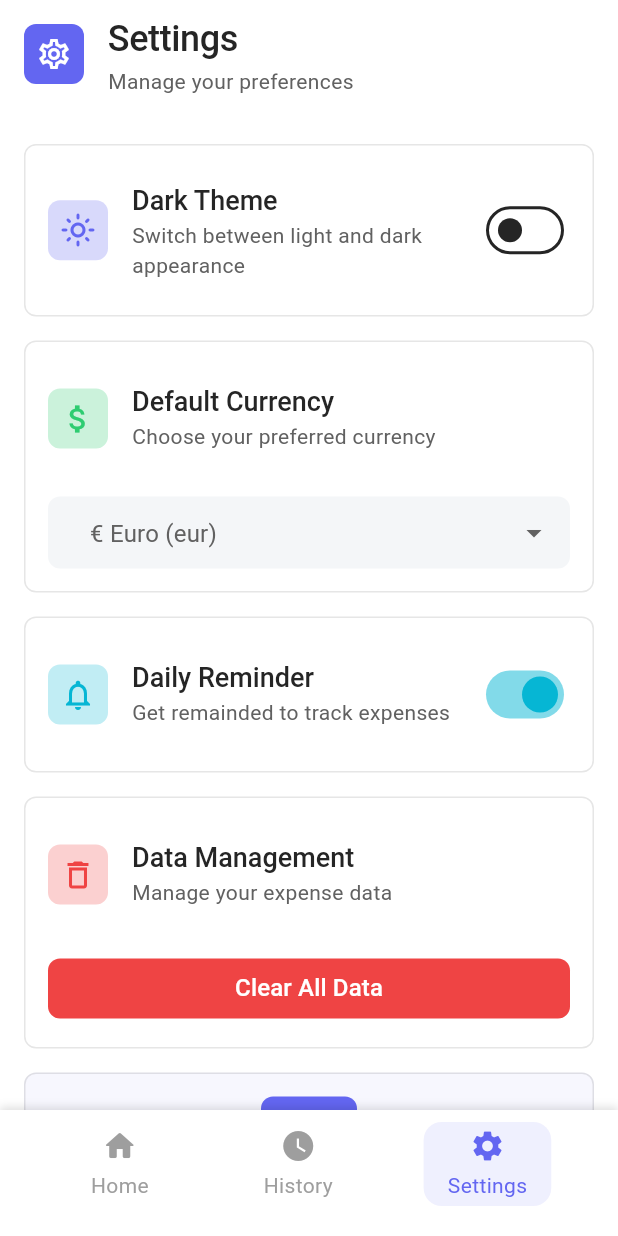
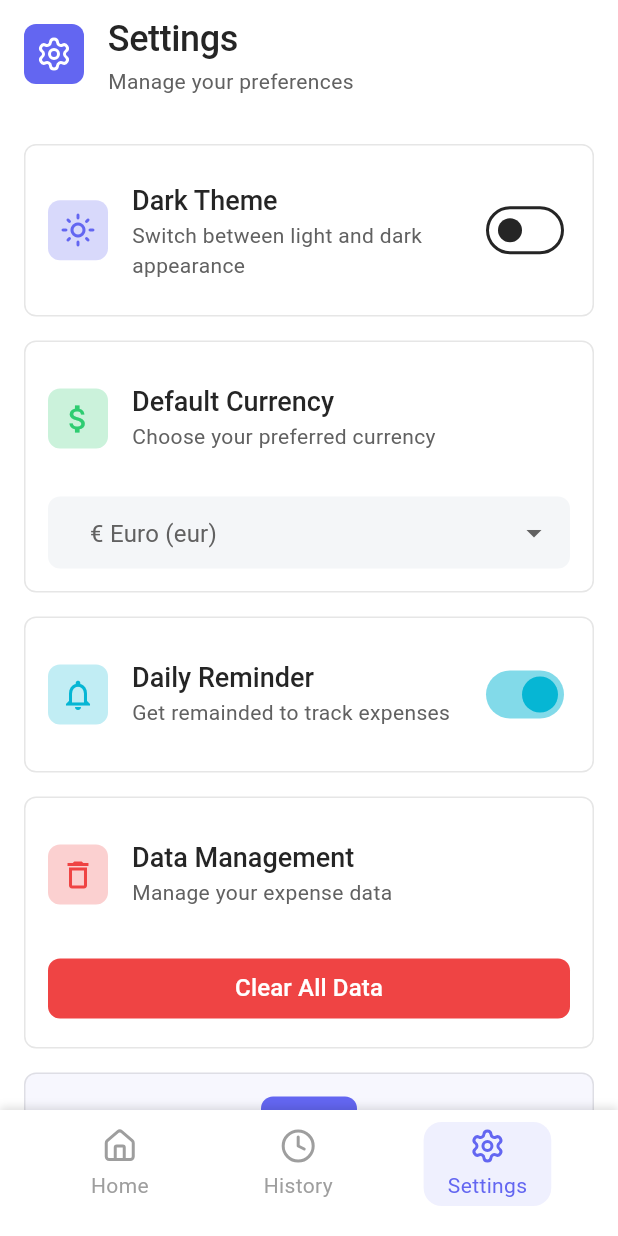
Before and after one commit to dbenitez-bcn/dukoin, a Flutter app: the screen it shows after launch, item 3 of the bottom bar chosen, on a phone screen of 412 x 824 dp. Run offline on Flutter 3.47's test engine with Material 3 defaults, Android fonts, the phone set to English and light mode, and no system bars; our stand-ins replace flutter_sticky_header, lucide_icons_flutter, package_info_plus, shared_preferences, sqflite; accounts and stored records are empty.

Commit message:
updates app icons

```diff
--- a/lib/presentation/widgets/app_info_card.dart
+++ b/lib/presentation/widgets/app_info_card.dart
@@ -1,6 +1,7 @@
 import 'package:dukoin/extensions/string_extension.dart';
 import 'package:dukoin/l10n/app_localizations.dart';
 import 'package:dukoin/presentation/widgets/dukoin_icon.dart';
+import 'package:dukoin/styles/dukoin_icons.dart';
 import 'package:flutter/material.dart';
 import 'package:package_info_plus/package_info_plus.dart';
 
@@ -16,7 +17,7 @@ class AppInfoCard extends StatelessWidget {
         child: Column(
           children: [
             DukoinIcon(
-              icon: Icons.flutter_dash,
+              icon: DukoinIcons.dukoinSquirrel,
               color: Theme.of(context).colorScheme.primary,
               isSolid: true,
               size: 48,
--- a/lib/presentation/widgets/bouncy_bottom_nav_bar.dart
+++ b/lib/presentation/widgets/bouncy_bottom_nav_bar.dart
@@ -2,6 +2,7 @@ import 'package:dukoin/l10n/app_localizations.dart';
 import 'package:dukoin/presentation/state/navigation_state.dart';
 import 'package:dukoin/styles/dukoin_colors.dart';
 import 'package:flutter/material.dart';
+import 'package:lucide_icons_flutter/lucide_icons.dart';
 
 import 'bouncy_nav_item.dart';
 
@@ -14,9 +15,9 @@ class NavItem {
 
 class BouncyBottomNavBar extends StatefulWidget {
   List<NavItem> _items(BuildContext context) => [
-    NavItem(icon: Icons.home_rounded, label: AppLocalizations.of(context)!.navTabHome),
-    NavItem(icon: Icons.watch_later, label: AppLocalizations.of(context)!.navTabHistory),
-    NavItem(icon: Icons.settings, label: AppLocalizations.of(context)!.navTabSettings),
+    NavItem(icon: LucideIcons.house, label: AppLocalizations.of(context)!.navTabHome),
+    NavItem(icon: LucideIcons.clock, label: AppLocalizations.of(context)!.navTabHistory),
+    NavItem(icon: LucideIcons.settings, label: AppLocalizations.of(context)!.navTabSettings),
   ];
 
   const BouncyBottomNavBar({super.key});
--- a/lib/presentation/widgets/daily_reminder_setting.dart
+++ b/lib/presentation/widgets/daily_reminder_setting.dart
@@ -3,6 +3,7 @@ import 'package:dukoin/presentation/state/theme_provider.dart';
 import 'package:dukoin/presentation/widgets/dukoin_icon.dart';
 import 'package:dukoin/styles/dukoin_colors.dart';
 import 'package:flutter/material.dart';
+import 'package:lucide_icons_flutter/lucide_icons.dart';
 
 class DailyReminderSetting extends StatelessWidget {
   const DailyReminderSetting({super.key});
--- a/lib/presentation/widgets/settings_app_bar.dart
+++ b/lib/presentation/widgets/settings_app_bar.dart
@@ -1,6 +1,7 @@
 import 'package:dukoin/l10n/app_localizations.dart';
 import 'package:dukoin/presentation/widgets/dukoin_icon.dart';
 import 'package:flutter/material.dart';
+import 'package:lucide_icons_flutter/lucide_icons.dart';
 
 class SettingsAppBar extends StatelessWidget {
   const SettingsAppBar({super.key});
@@ -10,7 +11,7 @@ class SettingsAppBar extends StatelessWidget {
     return ListTile(
       contentPadding: const EdgeInsets.all(0.0),
       leading: DukoinIcon(
-        icon: Icons.settings_outlined,
+        icon: LucideIcons.settings,
         color: Theme.of(context).colorScheme.primary,
         isSolid: true,
       ),
--- /dev/null
+++ b/lib/styles/dukoin_icons.dart
@@ -0,0 +1,16 @@
+// Place fonts/DukoinIcons.ttf in your fonts/ directory and
+// add the following to your pubspec.yaml
+// flutter:
+//   fonts:
+//    - family: DukoinIcons
+//      fonts:
+//       - asset: fonts/DukoinIcons.ttf
+import 'package:flutter/widgets.dart';
+
+class DukoinIcons {
+  DukoinIcons._();
+
+  static const String _fontFamily = 'DukoinIcons';
+
+  static const IconData dukoinSquirrel = IconData(0xe900, fontFamily: _fontFamily);
+}
--- a/pubspec.yaml
+++ b/pubspec.yaml
@@ -44,6 +44,7 @@ dependencies:
   package_info_plus: ^8.3.0
   http: ^1.5.0
   flutter_sticky_header: ^0.8.0
+  lucide_icons_flutter: ^3.0.9
 
 dev_dependencies:
   flutter_test:
@@ -93,6 +94,9 @@ flutter:
       fonts:
         - asset: assets/fonts/Willow-Italic.otf
           style: italic
+    - family: DukoinIcons
+      fonts:
+       - asset: assets/fonts/DukoinIcons.ttf
   # fonts:
   #   - family: Schyler
   #     fonts:
```
Also changed, not shown: assets/fonts/DukoinIcons.svg (added), assets/fonts/DukoinIcons.ttf (added), pubspec.lock, 2 other files.
